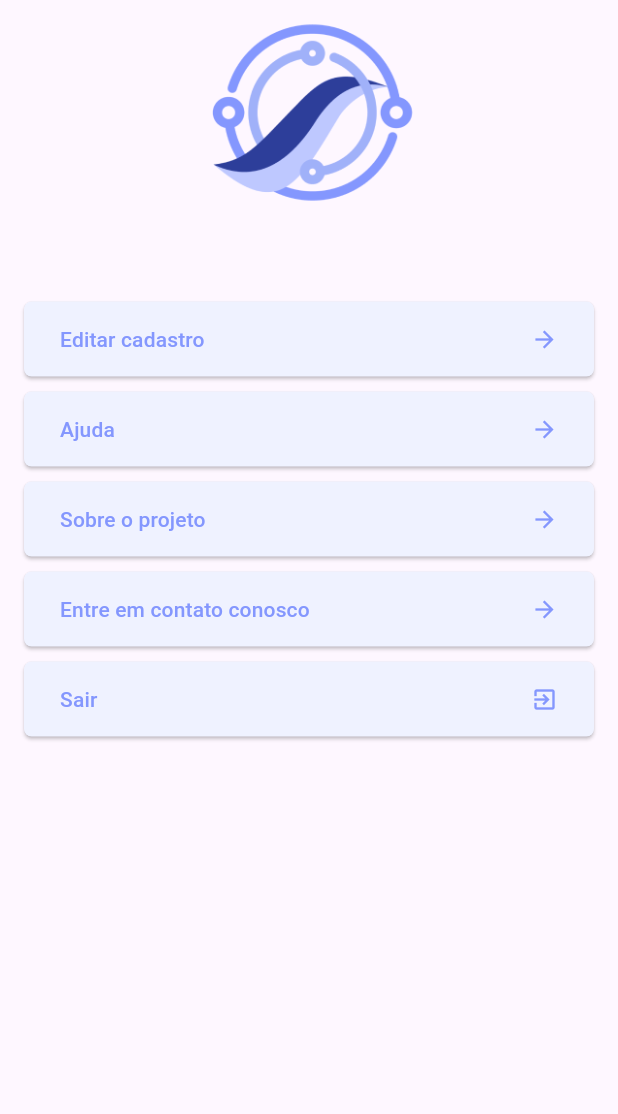
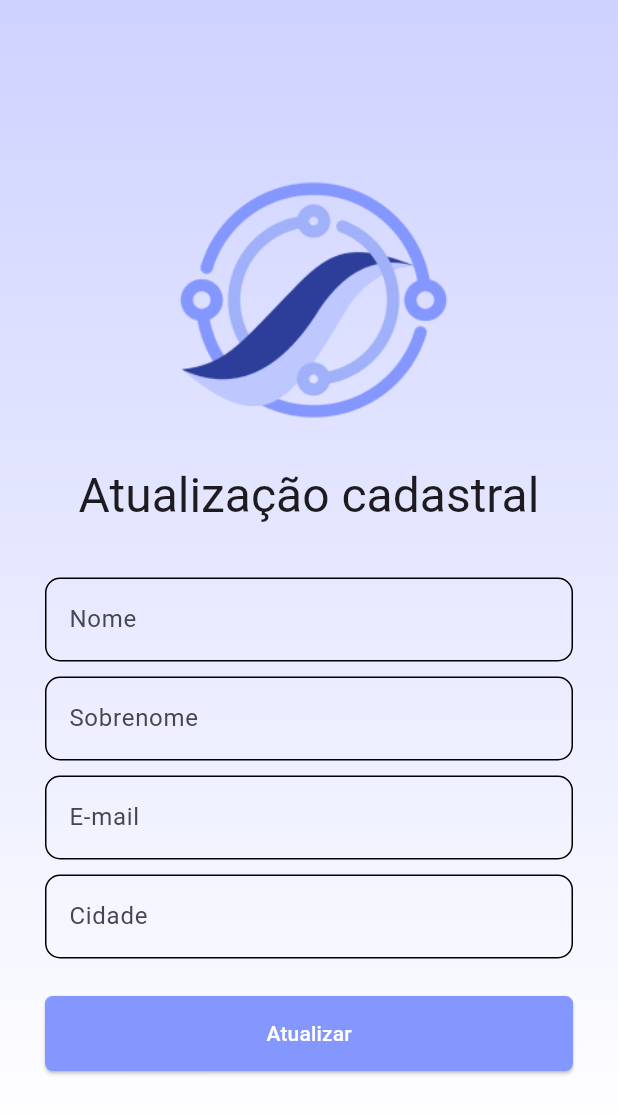
Before and after one commit to bllurryyk/Rota-Eletronica, a Flutter app: the PaginaMinhaConta screen opened directly, after a tap on "Editar cadastro", on a phone screen of 412 x 824 dp. Shown: the top 1114 px of the screen. Run offline on Flutter 3.47's test engine with Material 2 defaults, Android fonts, the phone set to English and light mode, and no system bars; our stand-ins replace shared_preferences, smooth_page_indicator; accounts and stored records are empty.

Commit message:
feat(RE-29): desenvolvendo tela para atualização do cadastro

```diff
--- a/Front-end/rota_eletronica/lib/paginas/pagina_configuracao.dart
+++ b/Front-end/rota_eletronica/lib/paginas/pagina_configuracao.dart
@@ -1,7 +1,9 @@
 // ignore_for_file: use_build_context_synchronously
 
 import 'package:flutter/material.dart';
+import 'package:rota_eletronica/paginas/pagina_inicial.dart';
 import 'package:rota_eletronica/paginas/pagina_onboarding.dart';
+import 'package:rota_eletronica/testes/pagina_atualizar_cadastro.dart';
 import 'package:shared_preferences/shared_preferences.dart';
 
 class PaginaMinhaConta extends StatefulWidget {
@@ -33,7 +35,36 @@ class _PaginaMinhaContaState extends State<PaginaMinhaConta> {
                 child: Column(
                   children: [
                     const SizedBox(height: 35),
-                    const WidgetBotao(texto: 'Editar cadastro'),
+                    ElevatedButton(
+                      onPressed: () async {
+                        Navigator.of(context).push(MaterialPageRoute(
+                            builder: (context) =>
+                                const PaginaAtualizarCadastro()));
+                      },
+                      style: ElevatedButton.styleFrom(
+                        minimumSize: const Size.fromHeight(50),
+                        backgroundColor: const Color(0xffEFF2FF),
+                        shape: RoundedRectangleBorder(
+                          borderRadius: BorderRadius.circular(5),
+                        ),
+                      ),
+                      child: const Row(
+                        mainAxisSize: MainAxisSize.max,
+                        children: [
+                          Text(
+                            'Editar cadastro',
+                            style: TextStyle(
+                              color: Color(0xff8497FE),
+                            ),
+                          ),
+                          Spacer(),
+                          Icon(
+                            Icons.arrow_forward,
+                            color: Color(0xff8497FE),
+                          ),
+                        ],
+                      ),
+                    ),
                     const SizedBox(height: 10),
                     const WidgetBotao(texto: 'Ajuda'),
                     const SizedBox(height: 10),
--- a/Front-end/rota_eletronica/lib/paginas/pagina_login_cadastro.dart
+++ b/Front-end/rota_eletronica/lib/paginas/pagina_login_cadastro.dart
@@ -1,9 +1,6 @@
-// ignore_for_file: use_build_context_synchronously
-
 import 'package:flutter/material.dart';
 import 'package:rota_eletronica/paginas/pagina_cadastro.dart';
 import 'package:rota_eletronica/paginas/pagina_login.dart';
-import 'package:shared_preferences/shared_preferences.dart';
 
 class PaginaLoginCadastro extends StatefulWidget {
   const PaginaLoginCadastro({super.key});
--- /dev/null
+++ b/Front-end/rota_eletronica/lib/testes/pagina_atualizar_cadastro.dart
@@ -0,0 +1,180 @@
+import 'package:flutter/material.dart';
+import 'package:rota_eletronica/paginas/pagina_principal.dart';
+
+class PaginaAtualizarCadastro extends StatefulWidget {
+  const PaginaAtualizarCadastro({super.key});
+
+  @override
+  State<PaginaAtualizarCadastro> createState() => _PaginaCadastroState();
+}
+
+class _PaginaCadastroState extends State<PaginaAtualizarCadastro> {
+  final GlobalKey<FormState> _formKey = GlobalKey();
+
+  final FocusNode _focoNoEmail = FocusNode();
+  final FocusNode _focoNoSenha = FocusNode();
+  final TextEditingController _controleNome = TextEditingController();
+  final TextEditingController _controleSobreNome = TextEditingController();
+  final TextEditingController _controleEmail = TextEditingController();
+  final TextEditingController _controleCidade = TextEditingController();
+
+  @override
+  Widget build(BuildContext context) {
+    return Scaffold(
+      body: Container(
+        decoration: const BoxDecoration(
+            gradient: LinearGradient(
+          colors: [Color(0xffCED2FF), Color(0xffffffff)],
+          begin: Alignment.topCenter,
+          end: Alignment.bottomCenter,
+          stops: [0.0, 1.0],
+          tileMode: TileMode.clamp,
+        )),
+        child: Form(
+          key: _formKey,
+          child: SingleChildScrollView(
+            padding: const EdgeInsets.symmetric(horizontal: 30.0),
+            child: Column(
+              children: [
+                const SizedBox(height: 100),
+                Image.asset(
+                  "assets/images/logo.png",
+                  width: 200,
+                  height: 200,
+                ),
+                const SizedBox(height: 10),
+                Text(
+                  "Atualização cadastral",
+                  style: Theme.of(context).textTheme.headlineLarge,
+                ),
+                const SizedBox(height: 35),
+                TextFormField(
+                  controller: _controleNome,
+                  keyboardType: TextInputType.name,
+                  decoration: InputDecoration(
+                    labelText: "Nome",
+                    border: OutlineInputBorder(
+                      borderRadius: BorderRadius.circular(10),
+                    ),
+                    enabledBorder: OutlineInputBorder(
+                      borderRadius: BorderRadius.circular(10),
+                    ),
+                  ),
+                  validator: (String? value) {
+                    if (value == null || value.isEmpty) {
+                      return "Por favor, digite seu nome.";
+                    } //else if (_boxAccounts.containsKey(value)) {return "Username is already registered.";}
+
+                    return null;
+                  },
+                  onEditingComplete: () => _focoNoEmail.requestFocus(),
+                ),
+                const SizedBox(height: 10),
+                TextFormField(
+                  controller: _controleSobreNome,
+                  keyboardType: TextInputType.name,
+                  decoration: InputDecoration(
+                    labelText: "Sobrenome",
+                    border: OutlineInputBorder(
+                      borderRadius: BorderRadius.circular(10),
+                    ),
+                    enabledBorder: OutlineInputBorder(
+                      borderRadius: BorderRadius.circular(10),
+                    ),
+                  ),
+                  validator: (String? value) {
+                    if (value == null || value.isEmpty) {
+                      return "Por favor, digite seu sobrenome.";
+                    } //else if (_boxAccounts.containsKey(value)) {return "Username is already registered.";}
+
+                    return null;
+                  },
+                  onEditingComplete: () => _focoNoEmail.requestFocus(),
+                ),
+                const SizedBox(height: 10),
+                TextFormField(
+                  controller: _controleEmail,
+                  focusNode: _focoNoEmail,
+                  keyboardType: TextInputType.emailAddress,
+                  decoration: InputDecoration(
+                    labelText: "E-mail",
+                    border: OutlineInputBorder(
+                      borderRadius: BorderRadius.circular(10),
+                    ),
+                    enabledBorder: OutlineInputBorder(
+                      borderRadius: BorderRadius.circular(10),
+                    ),
+                  ),
+                  validator: (String? value) {
+                    if (value == null || value.isEmpty) {
+                      return "Por favor, digite seu e-mail.";
+                    } else if (!(value.contains('@') && value.contains('.'))) {
+                      return "E-mail inválido!";
+                    }
+                    return null;
+                  },
+                  onEditingComplete: () => _focoNoSenha.requestFocus(),
+                ),
+                const SizedBox(height: 10),
+                TextFormField(
+                  controller: _controleCidade,
+                  keyboardType: TextInputType.name,
+                  decoration: InputDecoration(
+                    labelText: "Cidade",
+                    border: OutlineInputBorder(
+                      borderRadius: BorderRadius.circular(10),
+                    ),
+                    enabledBorder: OutlineInputBorder(
+                      borderRadius: BorderRadius.circular(10),
+                    ),
+                  ),
+                  validator: (String? value) {
+                    if (value == null || value.isEmpty) {
+                      return "Por favor, digite o nome da dua cidade.";
+                    } // usuário já registrado
+
+                    return null;
+                  },
+                  onEditingComplete: () => _focoNoEmail.requestFocus(),
+                ),
+                const SizedBox(height: 25),
+                Column(
+                  children: [
+                    ElevatedButton(
+                      style: ElevatedButton.styleFrom(
+                        minimumSize: const Size.fromHeight(50),
+                        backgroundColor: const Color(0xff8497FE),
+                        shape: RoundedRectangleBorder(
+                          borderRadius: BorderRadius.circular(5),
+                        ),
+                      ),
+                      onPressed: () {
+                        Navigator.of(context).pushReplacement(MaterialPageRoute(
+                            builder: (context) => const PaginaPrincipal()));
+                      },
+                      child: const Text(
+                        "Atualizar",
+                        style: TextStyle(color: Colors.white),
+                      ),
+                    ),
+                    const SizedBox(height: 50),
+                  ],
+                ),
+              ],
+            ),
+          ),
+        ),
+      ),
+    );
+  }
+
+  @override
+  void dispose() {
+    _focoNoEmail.dispose();
+    _controleNome.dispose();
+    _controleSobreNome.dispose();
+    _controleEmail.dispose();
+    _controleCidade.dispose();
+    super.dispose();
+  }
+}
```
